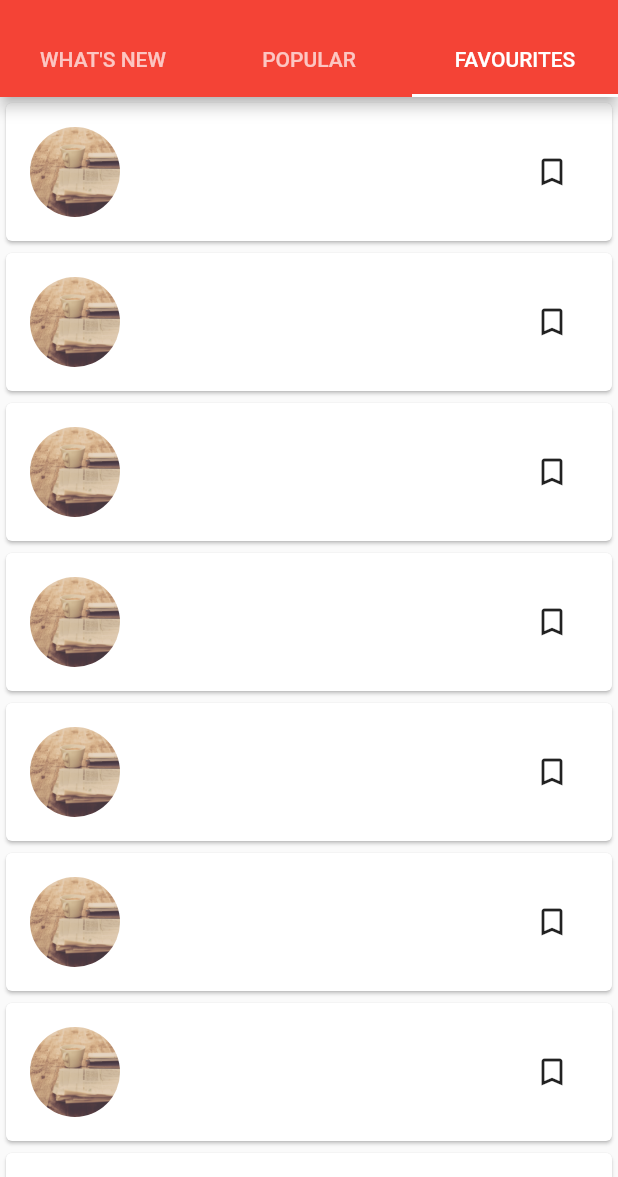
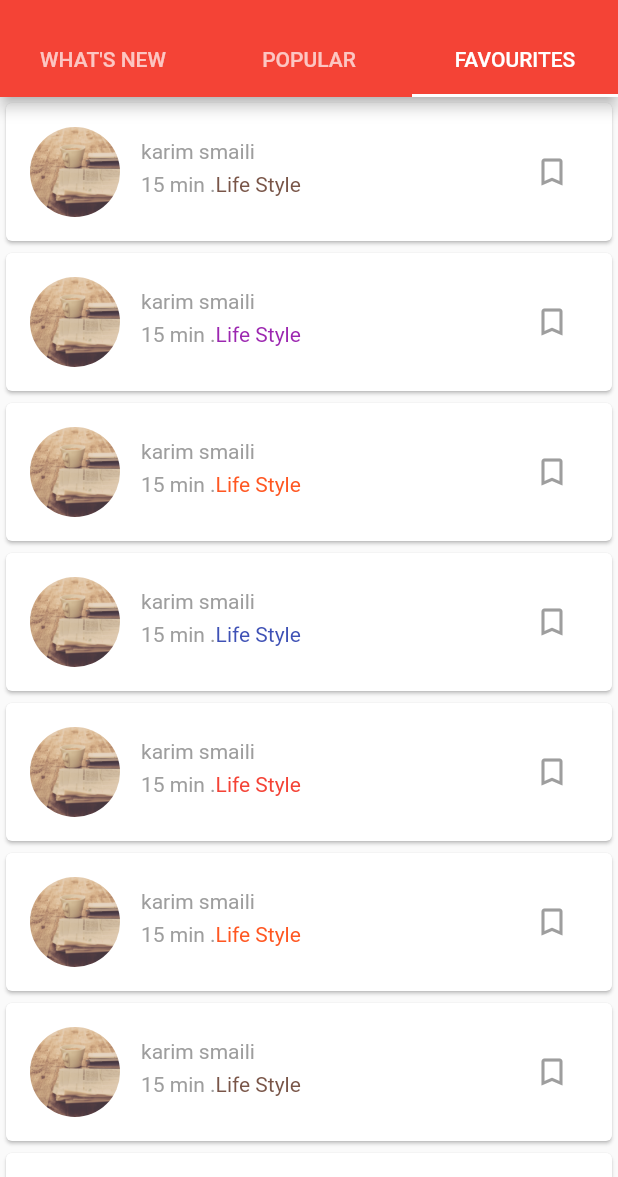
Before and after one commit to smailiAbdelkarim/newsApplication, a Flutter app: the HomeScreen screen opened directly, tab 3 chosen, on a phone screen of 412 x 824 dp, the part 59-1236 px from its top. Run offline on Flutter 3.47's test engine with Material 2 defaults, Android fonts, the phone set to English and light mode, and no system bars; our stand-ins replace shared_preferences; missing offline and left inert: page_view_indicator; accounts and stored records are empty.

Commit message:
set widgets positions and create random color methode

```diff
--- a/lib/screens/home_tabs/favourites.dart
+++ b/lib/screens/home_tabs/favourites.dart
@@ -1,3 +1,5 @@
+import 'dart:math';
+
 import 'package:flutter/cupertino.dart';
 import 'package:flutter/material.dart';
 class favourites extends StatefulWidget {
@@ -6,6 +8,19 @@ class favourites extends StatefulWidget {
 }
 
 class _favouritesState extends State<favourites> {
+
+  List<Color> colorList = [
+    Colors.red,
+    Colors.teal,
+    Colors.deepOrange,
+    Colors.indigo,
+    Colors.brown,
+    Colors.purple
+  ];
+  Random rand = Random();
+  Color _getRandomColor(){
+    return colorList[rand.nextInt(colorList.length)];
+  }
   @override
   Widget build(BuildContext context) {
    return ListView.builder(
@@ -42,11 +57,31 @@ class _favouritesState extends State<favourites> {
                   fit: BoxFit.cover
                 )
               ),
-            )
+            ),
+            Padding(
+              padding: const EdgeInsets.only(left: 14),
+              child: Column(
+                crossAxisAlignment: CrossAxisAlignment.start,
+                children: <Widget>[
+                  Transform.translate(
+                    offset: Offset(0,-6),
+                      child:
+                      Text("karim smaili",
+                        style: TextStyle(color: Colors.grey),)),
+                  Row(
+                    children: <Widget>[
+                      Text("15 min .",style: TextStyle(color: Colors.grey),),
+                      Text("Life Style",style: TextStyle(color:_getRandomColor()),)
+                    ],
+                  )
+                ],
+              ),
+            ),
           ],
         ),
         IconButton(
           icon: Icon(Icons.bookmark_border),
+          color: Colors.grey,
           onPressed: (){},
         ),
 
```
